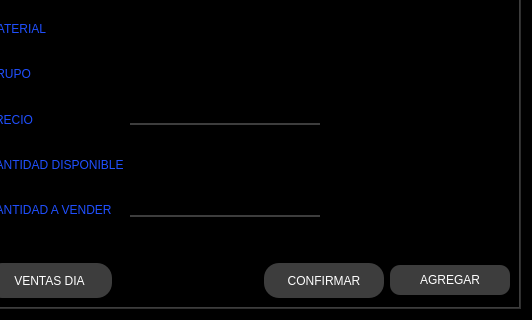
The window that employee_store.ui (roque76/App1) describes before a commit, drawn with Qt 5; both pictures show x 241 to 773 and y 241 to 561 of the 773 by 561 pixel window.
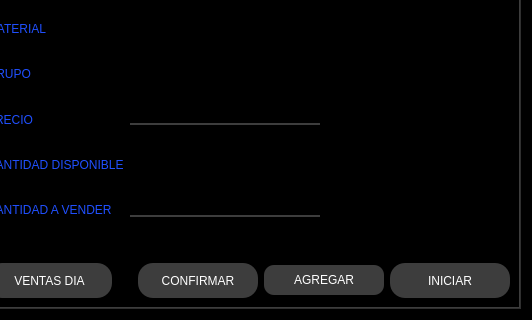
The same window after the commit. The open tabs and pages were chosen to show the change. Icons and pictures are not drawn.

What changed in the file:
```diff
--- a/employee_store.ui
+++ b/employee_store.ui
@@ -1022,6 +1022,19 @@
                      </property>
                     </widget>
                    </item>
+                   <item>
+                    <widget class="QPushButton" name="strt_fact">
+                     <property name="minimumSize">
+                      <size>
+                       <width>120</width>
+                       <height>35</height>
+                      </size>
+                     </property>
+                     <property name="text">
+                      <string>INICIAR</string>
+                     </property>
+                    </widget>
+                   </item>
                   </layout>
                  </item>
                 </layout>
```
Left out of the diff: 4 changed lines with no effect on the pictures.
